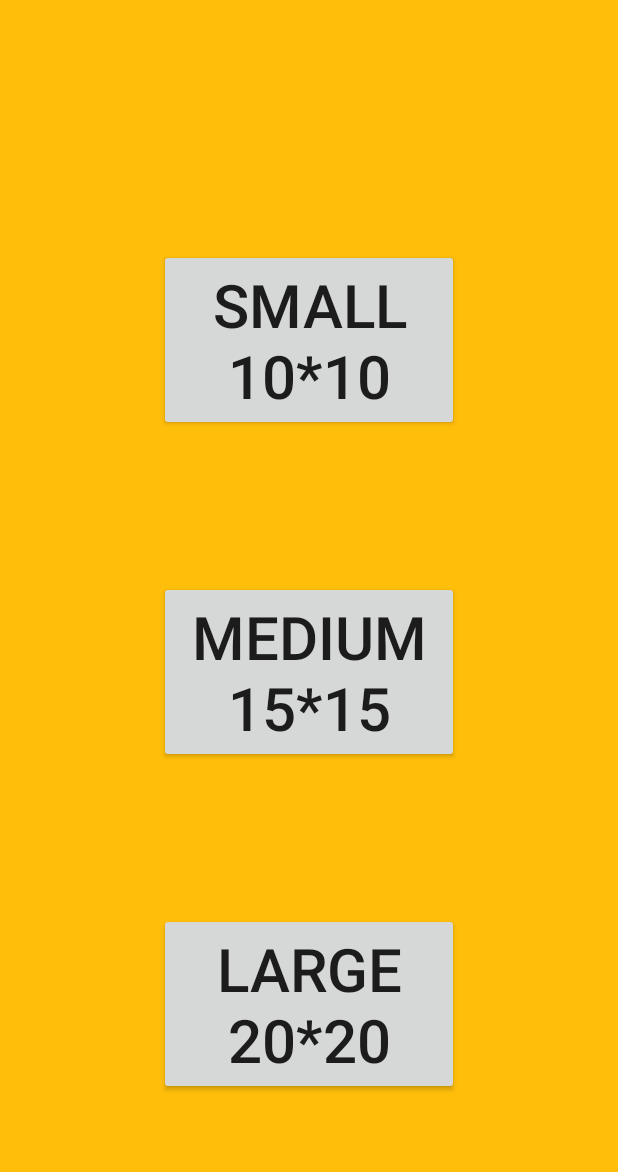
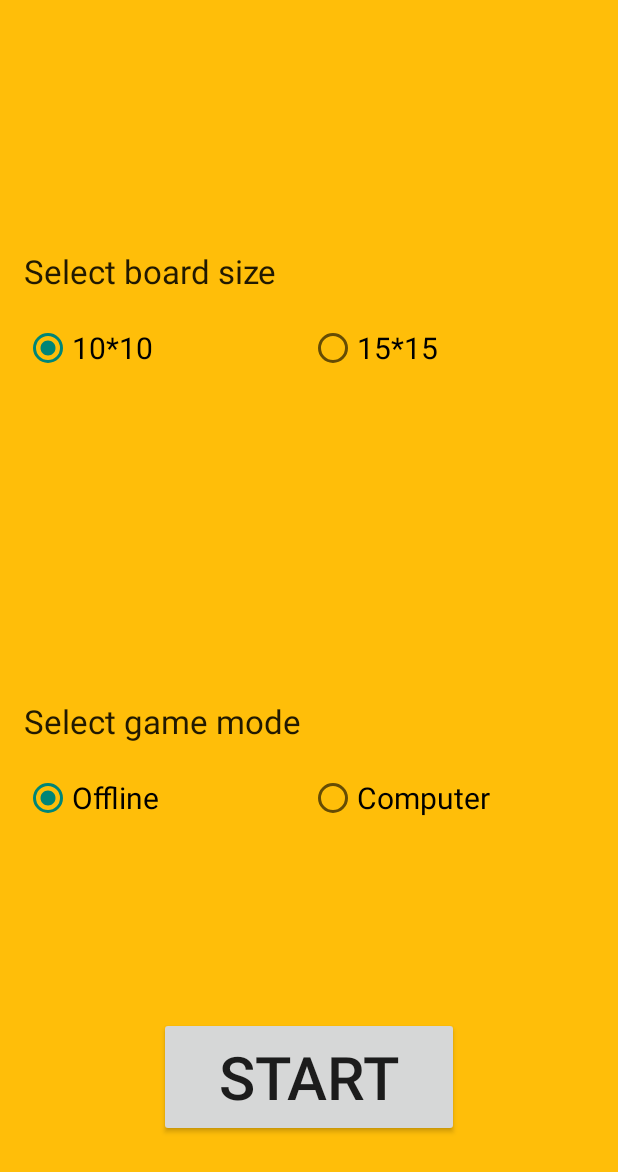
Before and after one commit to chelseaqwang/gomoku, an Android app: the screen it shows after launch (level before the commit, selection after it), after a tap on "PLAY", on a phone screen of 412 x 824 dp. Shown: the top 1172 px of the screen. Run offline under Robolectric (Android 15) with nearby library versions, the phone set to English and light mode, and no system bars.

Commit message:
Ready for AI implementation

```diff
--- a/app/src/main/AndroidManifest.xml
+++ b/app/src/main/AndroidManifest.xml
@@ -26,8 +26,8 @@
             </intent-filter>
         </activity>
         <activity
-            android:name=".level"
-            android:label="@string/title_activity_level" >
+            android:name=".selection"
+            android:label="selection" >
         </activity>
         <activity
             android:name=".SettingsActivity"
--- a/app/src/main/java/com/clearwater/gomoku/level.java
+++ /dev/null
@@ -1,52 +0,0 @@
-package com.clearwater.gomoku;
-
-import android.app.Activity;
-import android.content.Intent;
-import android.os.Bundle;
-import android.view.View;
-import android.widget.Button;
-
-
-public class level extends Activity {
-
-    @Override
-    protected void onCreate(Bundle savedInstanceState) {
-        super.onCreate(savedInstanceState);
-        setContentView(R.layout.activity_level);
-
-        Button button_small = (Button)findViewById(R.id.button_small);
-        button_small.setOnClickListener (
-                new Button.OnClickListener() {
-                    public void onClick(View v) {
-                        Intent intent = new Intent(level.this, board.class);
-                        intent.putExtra("SIZE", 10);
-                        startActivity(intent);
-
-                    }
-                }
-        );
-        Button button_medium = (Button)findViewById(R.id.button_medium);
-        button_medium.setOnClickListener (
-                new Button.OnClickListener() {
-                    public void onClick(View v) {
-                        Intent intent = new Intent(level.this, board.class);
-                        intent.putExtra("SIZE", 15);
-                        startActivity(intent);
-                    }
-                }
-        );
-        Button button_large = (Button)findViewById(R.id.button_large);
-        button_large.setOnClickListener (
-                new Button.OnClickListener() {
-                    public void onClick(View v) {
-                        Intent intent = new Intent(level.this, board.class);
-                        intent.putExtra("SIZE", 20);
-                        startActivity(intent);
-                    }
-                }
-        );
-
-
-    }
-
-}
--- a/app/src/main/java/com/clearwater/gomoku/mainmenu.java
+++ b/app/src/main/java/com/clearwater/gomoku/mainmenu.java
@@ -19,7 +19,7 @@ public class mainmenu extends Activity {
         button1.setOnClickListener(
                 new Button.OnClickListener() {
                     public void onClick(View v) {
-                        Intent mainIntent = new Intent(mainmenu.this, level.class);
+                        Intent mainIntent = new Intent(mainmenu.this, selection.class);
                         mainmenu.this.startActivity(mainIntent);
                     }
                 }
--- a/app/src/main/res/layout/activity_level.xml
+++ /dev/null
@@ -1,42 +0,0 @@
-<RelativeLayout xmlns:android="http://schemas.android.com/apk/res/android"
-    xmlns:tools="http://schemas.android.com/tools" android:layout_width="match_parent"
-    android:layout_height="match_parent" android:paddingLeft="@dimen/activity_horizontal_margin"
-    android:paddingRight="@dimen/activity_horizontal_margin"
-    android:paddingTop="@dimen/activity_vertical_margin"
-    android:paddingBottom="@dimen/activity_vertical_margin"
-    tools:context="com.clearwater.gomoku.level"
-    android:background="#ffffbe09"
-    android:onClick="drawSmallBoard">
-
-    <Button
-        android:layout_width="200dp"
-        android:layout_height="wrap_content"
-        android:text="@string/button_level_small"
-        android:id="@+id/button_small"
-        android:layout_alignParentTop="true"
-        android:layout_centerHorizontal="true"
-        android:layout_marginTop="150dp"
-        android:textSize="40dp" />
-
-    <Button
-        android:layout_width="200dp"
-        android:layout_height="wrap_content"
-        android:text="@string/button_level_medium"
-        android:id="@+id/button_medium"
-        android:layout_below="@+id/button_small"
-        android:layout_alignLeft="@+id/button_small"
-        android:layout_alignStart="@+id/button_small"
-        android:layout_marginTop="100dp"
-        android:textSize="40dp" />
-
-    <Button
-        android:layout_width="200dp"
-        android:layout_height="wrap_content"
-        android:text="@string/button_level_large"
-        android:id="@+id/button_large"
-        android:layout_below="@+id/button_medium"
-        android:layout_alignLeft="@+id/button_medium"
-        android:layout_alignStart="@+id/button_medium"
-        android:layout_marginTop="100dp"
-        android:textSize="40dp" />
-</RelativeLayout>
--- a/app/src/main/res/layout/activity_mainmenu.xml
+++ b/app/src/main/res/layout/activity_mainmenu.xml
@@ -22,8 +22,7 @@
         android:layout_marginTop="150dp"
         android:textSize="30sp"
         android:layout_alignParentEnd="false"
-        android:clickable="false"
-        android:onClick="level" />
+        android:clickable="false" />
 
     <Button
         android:layout_width="200dp"
--- /dev/null
+++ b/app/src/main/res/layout/activity_selection.xml
@@ -0,0 +1,109 @@
+<RelativeLayout xmlns:android="http://schemas.android.com/apk/res/android"
+    xmlns:tools="http://schemas.android.com/tools"
+    android:layout_width="fill_parent"
+    android:layout_height="match_parent"
+    android:paddingLeft="@dimen/activity_horizontal_margin"
+    android:paddingRight="@dimen/activity_horizontal_margin"
+    android:paddingTop="@dimen/activity_vertical_margin"
+    android:paddingBottom="@dimen/activity_vertical_margin"
+    tools:context="com.clearwater.gomoku.selection"
+    android:background="#ffffbe09"
+    android:id="@+id/game_selection">
+
+    <RadioGroup xmlns:android="http://schemas.android.com/apk/res/android"
+        android:layout_width="fill_parent"
+        android:layout_height="wrap_content"
+        android:orientation="horizontal"
+        android:id="@+id/size"
+        android:layout_alignParentTop="true"
+        android:layout_alignParentRight="true"
+        android:layout_alignParentEnd="true"
+        android:layout_marginTop="200dp">
+        <RadioButton
+            android:layout_width="190dp"
+            android:layout_height="wrap_content"
+            android:text="@string/button_size_small"
+            android:id="@+id/button_small"
+            android:textSize="20sp"
+            android:checked="true" />
+        <RadioButton
+            android:layout_width="190dp"
+            android:layout_height="wrap_content"
+            android:text="@string/button_size_medium"
+            android:id="@+id/button_medium"
+            android:textSize="20sp" />
+        <RadioButton
+            android:layout_width="190dp"
+            android:layout_height="wrap_content"
+            android:text="@string/button_size_large"
+            android:id="@+id/button_large"
+            android:checked="false"
+            android:textSize="20sp" />
+    </RadioGroup>
+
+    <RadioGroup xmlns:android="http://schemas.android.com/apk/res/android"
+        android:layout_width="fill_parent"
+        android:layout_height="wrap_content"
+        android:orientation="horizontal"
+        android:id="@+id/mode"
+        android:layout_alignParentTop="true"
+        android:layout_alignParentRight="true"
+        android:layout_alignParentEnd="true"
+        android:layout_marginTop="500dp">
+        <RadioButton
+            android:layout_width="190dp"
+            android:layout_height="wrap_content"
+            android:text="@string/button_mode_offline"
+            android:id="@+id/button_offline"
+            android:checked="true"
+            android:textSize="20sp" />
+        <RadioButton
+            android:layout_width="190dp"
+            android:layout_height="wrap_content"
+            android:text="@string/button_mode_ai"
+            android:id="@+id/button_ai"
+            android:checked="false"
+            android:textSize="20sp" />
+        <RadioButton
+            android:layout_width="190dp"
+            android:layout_height="wrap_content"
+            android:text="@string/button_mode_online"
+            android:id="@+id/button_online"
+            android:checked="false"
+            android:textSize="20sp" />
+    </RadioGroup>
+
+    <Button
+        android:layout_width="200dp"
+        android:layout_height="80dp"
+        android:text="@string/button_start"
+        android:id="@+id/button_start"
+        android:layout_alignParentBottom="true"
+        android:layout_centerHorizontal="true"
+        android:layout_marginBottom="50dp"
+        android:textSize="40sp" />
+
+    <TextView
+        android:layout_width="wrap_content"
+        android:layout_height="wrap_content"
+        android:textAppearance="?android:attr/textAppearanceLarge"
+        android:text="Select board size"
+        android:id="@+id/textView4"
+        android:layout_alignParentTop="true"
+        android:layout_alignParentLeft="true"
+        android:layout_alignParentStart="true"
+        android:layout_marginTop="150dp" />
+
+    <TextView
+        android:layout_width="wrap_content"
+        android:layout_height="wrap_content"
+        android:textAppearance="?android:attr/textAppearanceLarge"
+        android:text="Select game mode"
+        android:id="@+id/textView5"
+        android:layout_alignParentTop="true"
+        android:layout_alignParentLeft="true"
+        android:layout_alignParentStart="true"
+        android:layout_marginTop="450dp" />
+
+
+</RelativeLayout>
--- a/app/src/main/res/values/strings.xml
+++ b/app/src/main/res/values/strings.xml
@@ -9,13 +9,17 @@
     <string name="button_statistics">STATISTICS</string>
     <string name="button_settings">SETTINGS</string>
     <string name="button_exit">exit</string>
-    <string name="button_level_small">small\n10*10</string>
-    <string name="button_level_medium">medium\n15*15</string>
-    <string name="button_level_large">large\n20*20</string>
+    <string name="button_size_small">10*10</string>
+    <string name="button_size_medium">15*15</string>
+    <string name="button_size_large">20*20</string>
+    <string name="button_mode_offline">Offline</string>
+    <string name="button_mode_ai">Computer</string>
+    <string name="button_mode_online">Online</string>
     <string name="title_activity_level">level</string>
     <string name="title_activity_profile">Profile</string>
     <string name="title_activity_statistics">Statistics</string>
     <string name ="title_activity_board_small">Two Players</string>
     <string name="winText">Black vs. White</string>
+    <string name="button_start">START</string>
 
 </resources>
```
Also changed, not shown: app/src/main/java/com/clearwater/gomoku/board.java (+98 -11 lines), app/src/main/java/com/clearwater/gomoku/selection.java (added, +51 -0 lines).
